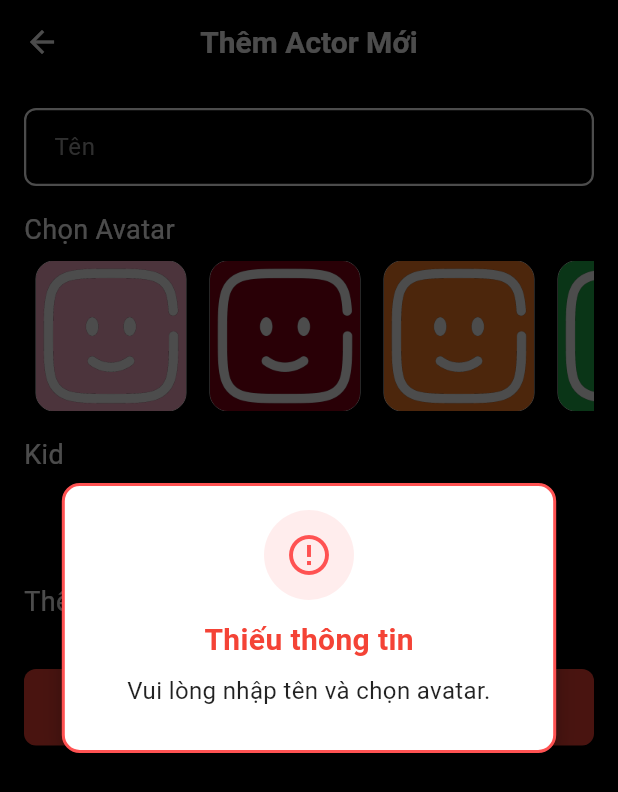
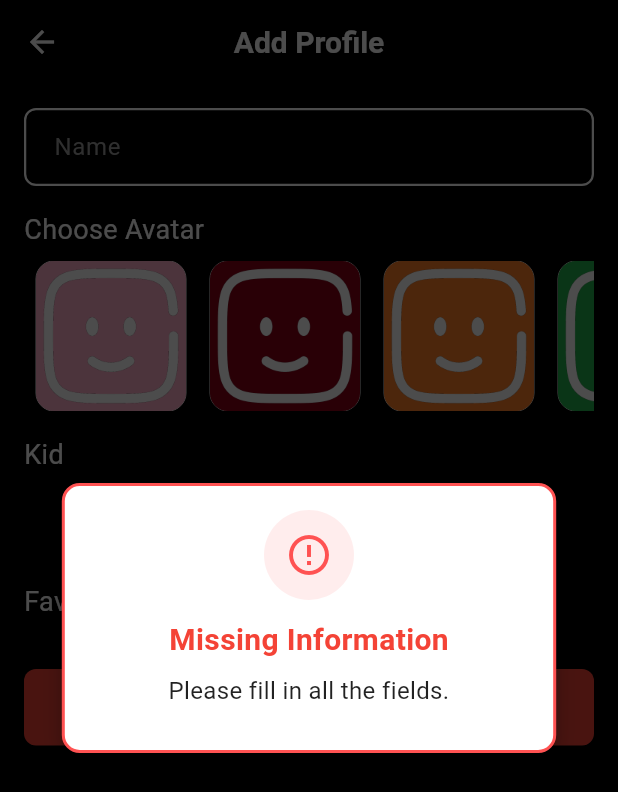
Before and after one commit to cuongcodedao/mobile-netflex, a Flutter app: the AddProfileScreen screen opened directly with empty values, after a tap on "Lưu", on a phone screen of 412 x 824 dp. Shown: the top 792 px of the screen. Run offline on Flutter 3.47's test engine with Material 3 defaults, Android fonts, the phone set to English and light mode, and no system bars; our stand-ins replace app_links, better_player_plus, dio, flutter_riverpod, flutter_slidable, flutter_spinkit and 5 more; missing offline and left inert: dart:ffi; accounts and stored records are empty; network calls fail.

Commit message:
fix[UI]: fix language used in app

```diff
--- a/frontend/lib/module/account/screens/manager_profile_screen.dart
+++ b/frontend/lib/module/account/screens/manager_profile_screen.dart
@@ -26,7 +26,7 @@ class ManagerProfileScreen extends ConsumerWidget {
       backgroundColor: Colors.black,
       appBar: AppBar(
         title: const Text(
-          'Quản lý Profile',
+          'Profile Manager',
           style: TextStyle(color: Colors.white),
         ),
         centerTitle: true,
@@ -89,7 +89,7 @@ class ManagerProfileScreen extends ConsumerWidget {
                               builder: (context, snapshot) {
                                 if (snapshot.data == profile.id) {
                                   return Text(
-                                    'Đang sử dụng',
+                                    'Using',
                                     style: TextStyle(
                                       color: Colors.green[400],
                                       fontSize: 14,
@@ -138,7 +138,7 @@ class ManagerProfileScreen extends ConsumerWidget {
                       const SizedBox(width: 16),
                       const Expanded(
                         child: Text(
-                          'Thêm profile',
+                          'Add profile',
                           style: TextStyle(
                             color: Colors.white,
                             fontSize: 18,
@@ -174,21 +174,21 @@ class ManagerProfileScreen extends ConsumerWidget {
 
   Future<void> _handleDeleteTap(BuildContext context, WidgetRef ref, ProfileModel profile) async {
     if (profiles.length <= 1) {
-      showErrorNotify(context, 'Lỗi', 'Không thể xóa profile. Vui lòng thêm profile khác.');
+      showErrorNotify(context, 'Error', 'Cannot delete the last profile.');
       return;
     }
 
     // Check if trying to delete current profile
     final currentProfileId = await StorageService().getProfileId();
     if (currentProfileId == profile.id) {
-      showErrorNotify(context, 'Lỗi', 'Không thể xóa profile đang sử dụng. Vui lòng chuyển sang profile khác trước.');
+      showErrorNotify(context, 'Error', 'Cannot delete the current profile.');
       return;
     }
 
     bool? result = await showWarningNotify(
       context,
-      'Cảnh báo',
-      'Bạn có muốn xóa profile ${profile.username} không?',
+      'Warning',
+      'Are you sure you want to delete profile ${profile.username}?',
     );
 
     if (result == false) {
@@ -210,30 +210,30 @@ class ManagerProfileScreen extends ConsumerWidget {
             ),
           ),
         );
-        showSuccessNotify(context, 'Thành công', 'Đã xóa profile ${profile.username}.');
+        showSuccessNotify(context, 'Success', 'Profile ${profile.username} deleted successfully.');
       } else {
-        showErrorNotify(context, 'Lỗi', 'Không thể xóa profile. Vui lòng thử lại sau.');
+        showErrorNotify(context, 'Error', 'Failed to delete profile. Please try again.');
       }
     } catch (e) {
-      showErrorNotify(context, 'Lỗi', 'Không thể xóa profile. Vui lòng thử lại sau.');
+      showErrorNotify(context, 'Error', 'An error occurred while deleting the profile.');
     }
   }
 
   Future<void> _handleProfileTap(BuildContext context, ProfileModel profile) async {
     int? currentID = await StorageService().getProfileId();
     if (currentID == profile.id) {
-      showErrorNotify(context, 'Thông báo', 'Bạn đang sử dụng profile này.');
+      showErrorNotify(context, 'Error', 'This is your current profile.');
       return;
     }
 
     bool? result = await showWarningNotify(
       context,
-      'Thông báo',
-      'Bạn có muốn chuyển sang profile ${profile.username} không?',
+      'Warning',
+      'Are you sure you want to switch to profile ${profile.username}?',
     );
     if (result == true){
       await StorageService().saveProfileId(profile.id!);
-      showSuccessNotify(context, 'Thành công', 'Đã chuyển sang profile ${profile.username}.');
+      showSuccessNotify(context, 'Success', 'Switched to profile ${profile.username} successfully.');
        _goToHomeScreen(context, profile);
     } else {
       return;
--- a/frontend/lib/module/auth/screens/add_profile_screen.dart
+++ b/frontend/lib/module/auth/screens/add_profile_screen.dart
@@ -1,5 +1,6 @@
 import 'package:flutter/material.dart';
 import 'package:frontend/module/notify/screens/error-notify.dart';
+import 'package:frontend/module/notify/screens/success-notify.dart';
 import '../widgets/custom_button.dart';
 import '../widgets/custom_textfield.dart';
 import 'package:flutter_riverpod/flutter_riverpod.dart';
@@ -56,8 +57,10 @@ class _AddProfileScreenState extends ConsumerState<AddProfileScreen> {
       });
     } catch (e) {
       print('Error fetching categories: $e');
-      ScaffoldMessenger.of(context).showSnackBar(
-        SnackBar(content: Text('Không thể tải danh mục thể loại: ${e.toString()}')),
+      showErrorNotify(
+        context,
+        'Error',
+        'Failed to fetch categories. Please try again later.',
       );
     }
   }
@@ -71,8 +74,8 @@ class _AddProfileScreenState extends ConsumerState<AddProfileScreen> {
     if (name.isEmpty || _selectedAvatar == null) {
             showErrorNotify(
         context,
-        'Thiếu thông tin',
-        'Vui lòng nhập tên và chọn avatar.',
+        'Missing Information',
+        'Please fill in all the fields.',
       );
       return;
     }
@@ -80,8 +83,8 @@ class _AddProfileScreenState extends ConsumerState<AddProfileScreen> {
     if (_selectedGenres.isEmpty) {
       showErrorNotify(
         context,
-        'Thiếu thể loại',
-        'Vui lòng chọn ít nhất một thể loại phim yêu thích.',
+        'Missing Genres',
+        'Please select at least one favorite genre.',
       );
       return;
     }
@@ -107,6 +110,9 @@ class _AddProfileScreenState extends ConsumerState<AddProfileScreen> {
           ),
         ),
       );
+            showSuccessNotify(context,
+      'Success',
+      'Profile added successfully.');
     } catch (e) {
       _handleAddError(e);
     }
@@ -137,11 +143,11 @@ void _handleAddError(dynamic e) {
     }
   }
   if (errorMessage == '1013') {
-    errorMessage = 'Chỉ có tối đa 3 profile cho mỗi tài khoản thường';
+    errorMessage = 'Maximum number of profiles reached';
   }
   showErrorNotify(
     context,
-    'Thêm profile thất bại',
+    'Add Profile Error',
     errorMessage,
   );
 }
@@ -162,7 +168,7 @@ void _handleAddError(dynamic e) {
   Widget build(BuildContext context) {
     return Scaffold(
       appBar: AppBar(
-        title: const Text('Thêm Actor Mới'),
+        title: const Text('Add Profile'),
         titleTextStyle: const TextStyle(
           color: Colors.white,
           fontSize: 20,
@@ -180,7 +186,7 @@ void _handleAddError(dynamic e) {
             crossAxisAlignment: CrossAxisAlignment.start,
             children: [
               CustomTextField(
-                hintText: 'Tên',
+                hintText: 'Name',
                 controller: _nameController,
                 backgroundColor: Colors.black,
                 textColor: Colors.white,
@@ -191,7 +197,7 @@ void _handleAddError(dynamic e) {
               ),
               const SizedBox(height: 16),
               const Text(
-                'Chọn Avatar',
+                'Choose Avatar',
                 style: TextStyle(
                   fontSize: 18,
                   color: Colors.white,
@@ -281,7 +287,7 @@ void _handleAddError(dynamic e) {
               ),
               const SizedBox(height: 16),
               const Text(
-                'Thể Loại Phim Yêu Thích',
+                'Favorite Genres',
                 style: TextStyle(
                   fontSize: 18,
                   color: Colors.white,
--- a/frontend/lib/module/auth/screens/login_screen.dart
+++ b/frontend/lib/module/auth/screens/login_screen.dart
@@ -53,8 +53,8 @@ class _LoginScreenState extends ConsumerState<LoginScreen> {
     if (email.isEmpty || password.isEmpty) {
       showErrorNotify(
         context,
-        'Thiếu thông tin',
-        'Vui lòng nhập email và mật khẩu.',
+        "Missing information",
+        "Please enter both email and password.",
       );
       return;
     }
@@ -62,8 +62,8 @@ class _LoginScreenState extends ConsumerState<LoginScreen> {
     if (password.length < 8) {
       showErrorNotify(
         context,
-        'Mật khẩu không hợp lệ',
-        'Mật khẩu phải có ít nhất 8 ký tự.',
+        "Password too short",
+        "Password must be at least 8 characters long.",
       );
       return;
     }
@@ -126,12 +126,12 @@ class _LoginScreenState extends ConsumerState<LoginScreen> {
       }
     }
     if (errorMessage == '1008') {
-      errorMessage = 'Sai mật khẩu, vui lòng thử lại';
+      errorMessage = "Password is incorrect";
     }
     if (errorMessage == '1007') {
-      errorMessage = 'Tài khoản đã bị khóa, vui lòng liên hệ với quản trị viên';
+      errorMessage = 'This account is not activated. Please contact support.';
     }
-    showErrorNotify(context, 'Đăng nhập thất bại', errorMessage);
+    showErrorNotify(context,"Login failed", errorMessage);
   }
 
   @override
--- a/frontend/lib/module/notify/screens/warning-notify.dart
+++ b/frontend/lib/module/notify/screens/warning-notify.dart
@@ -139,7 +139,7 @@ class _WarningNotifyScreenState extends State<WarningNotifyScreen>
                             padding: const EdgeInsets.symmetric(
                                 horizontal: 24.0, vertical: 8.0),
                           ),
-                          child: const Text("Có "),
+                          child: const Text("Yes"),
                         ),
                         TextButton(
                           onPressed: () => _hidePopup(false),
@@ -149,7 +149,7 @@ class _WarningNotifyScreenState extends State<WarningNotifyScreen>
                             padding: const EdgeInsets.symmetric(
                                 horizontal: 24.0, vertical: 8.0),
                           ),
-                          child: const Text("Không"),
+                          child: const Text("No"),
                         ),
                       ],
                     ),
```
Also changed, not shown: frontend/lib/module/auth/screens/profile_selection_screen.dart (+35 -16 lines), frontend/lib/module/auth/screens/sign_up_screen.dart (+41 -22 lines), frontend/lib/module/home/screens/home_screen.dart (+27 -23 lines).
